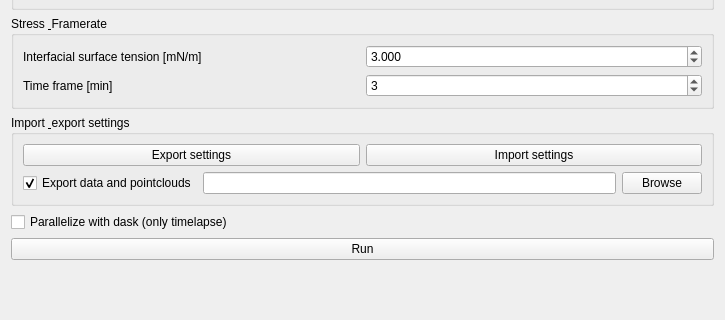
Qt form src/napari_stress/_measurements/toolbox.ui (campaslab/napari-stress) before a commit; both pictures show x 0 to 725 and y 113 to 433 of the 725 by 593 pixel window.
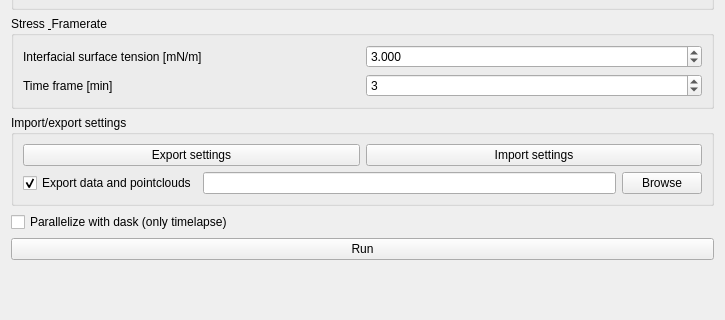
The same form after that commit.

Commit message: fixed string error

The edit to the form file:
```diff
--- a/src/napari_stress/_measurements/toolbox.ui
+++ b/src/napari_stress/_measurements/toolbox.ui
@@ -100,7 +100,7 @@
    <item row="3" column="0" colspan="2">
     <widget class="QGroupBox" name="groupBox_4">
      <property name="title">
-      <string>Import &amp; export settings</string>
+      <string>Import/export settings</string>
      </property>
      <layout class="QGridLayout" name="gridLayout_3">
       <item row="1" column="2">
```
